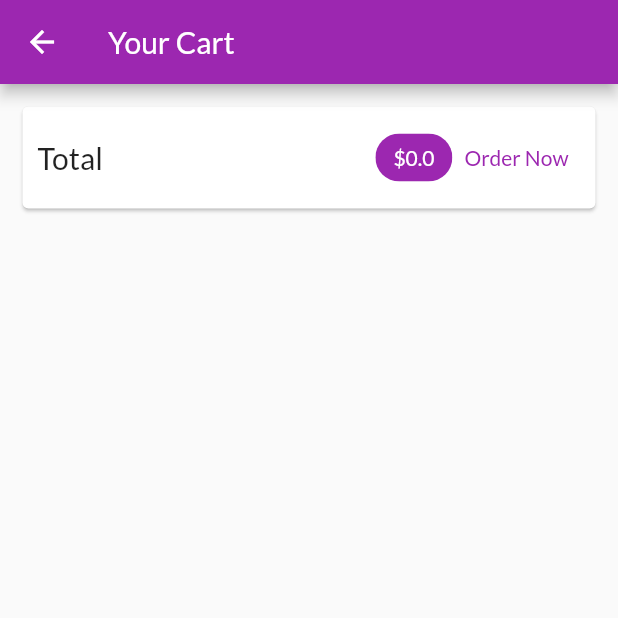
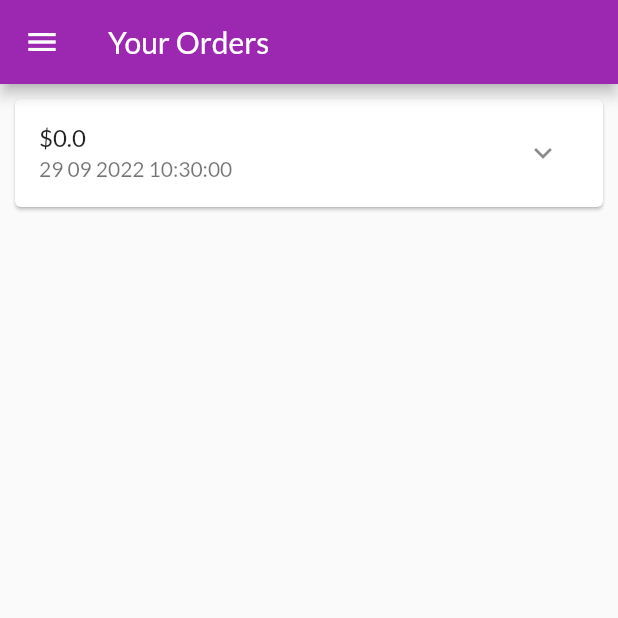
Before and after one commit to deemarc/shopapp, a Flutter app: the CartScreen screen opened by its route, after a tap on "Order Now", on a phone screen of 412 x 824 dp, the top half of it. Run offline on Flutter 3.47's test engine with Material 2 defaults, Android fonts, the phone set to English and light mode, and no system bars; network calls fail.

Commit message:
finnish implement order screen and app drawer

```diff
--- a/lib/providers/cart.dart
+++ b/lib/providers/cart.dart
@@ -28,6 +28,7 @@ class Cart with ChangeNotifier {
           productId,
           (value) => CartItem(
               id: value.id,
+              productId: productId,
               title: value.title,
               quantity: value.quantity + 1,
               price: value.price));
@@ -36,10 +37,20 @@ class Cart with ChangeNotifier {
           productId,
           () => CartItem(
               id: DateTime.now().toString(),
+              productId: productId,
               title: title,
               quantity: 1,
               price: price));
     }
     notifyListeners();
   }
+  void removeItem(String productId){
+    _items.remove(productId);
+    notifyListeners();
+  }
+
+  void clear(){
+    _items = {};
+    notifyListeners();
+  }
 }
--- a/lib/providers/cart_item.dart
+++ b/lib/providers/cart_item.dart
@@ -1,11 +1,13 @@
 class CartItem {
   final String id;
+  final String productId;
   final String title;
   final int quantity;
   final double price;
 
   CartItem(
       {required this.id,
+        required this.productId,
         required this.title,
         required this.quantity,
         required this.price});
--- /dev/null
+++ b/lib/providers/order_item.dart
@@ -0,0 +1,16 @@
+import 'package:flutter/material.dart';
+import './cart_item.dart';
+
+class OrderItem with ChangeNotifier {
+  final String id;
+  final double amount;
+  final List<CartItem> products;
+  final DateTime dateTime;
+
+  OrderItem({
+    required this.id,
+    required this.amount,
+    required this.products,
+    required this.dateTime,
+  });
+}
--- /dev/null
+++ b/lib/providers/orders.dart
@@ -0,0 +1,22 @@
+import 'package:flutter/foundation.dart';
+import './order_item.dart';
+import './cart_item.dart';
+
+class Orders with ChangeNotifier {
+  List<OrderItem> _orders = [];
+
+  List<OrderItem> get orders {
+    return [..._orders];
+  }
+
+  void addOrders(List<CartItem> cartProducts, double total) {
+    _orders.insert(
+        0,
+        OrderItem(
+            id: DateTime.now().toString(),
+            amount: total,
+            products: cartProducts,
+            dateTime: DateTime.now()));
+    notifyListeners();
+  }
+}
--- a/lib/screens/cart_screen.dart
+++ b/lib/screens/cart_screen.dart
@@ -1,6 +1,9 @@
 import 'package:flutter/material.dart';
 import 'package:provider/provider.dart';
 import 'package:shopapp/providers/cart.dart';
+import 'package:shopapp/providers/orders.dart';
+import 'package:shopapp/screens/orders_screen.dart';
+import 'package:shopapp/widgets/cart_item_widget.dart';
 
 class CartScreen extends StatelessWidget {
   static const routeName = "/cart";
@@ -9,6 +12,7 @@ class CartScreen extends StatelessWidget {
   @override
   Widget build(BuildContext context) {
     final cart = Provider.of<Cart>(context);
+    final orders = Provider.of<Orders>(context, listen: false);
     return Scaffold(
       appBar: AppBar(
         title: const Text("Your Cart"),
@@ -16,9 +20,9 @@ class CartScreen extends StatelessWidget {
       body: Column(
         children: <Widget>[
           Card(
-            margin: EdgeInsets.all(15),
+            margin: const EdgeInsets.all(15),
             child: Padding(
-              padding: EdgeInsets.all(10),
+              padding: const EdgeInsets.all(10),
               child: Row(
                 mainAxisAlignment: MainAxisAlignment.spaceBetween,
                 children: <Widget>[
@@ -31,12 +35,17 @@ class CartScreen extends StatelessWidget {
                   Chip(
                     label: Text(
                       '\$${cart.totalAmount}',
-                      style: TextStyle(color: Colors.white),
+                      style: const TextStyle(color: Colors.white),
                     ),
                     backgroundColor: Theme.of(context).primaryColor,
                   ),
                   TextButton(
-                      onPressed: () {},
+                      onPressed: () {
+                        orders.addOrders(
+                            cart.items.values.toList(), cart.totalAmount);
+                        cart.clear();
+                        Navigator.of(context).pushNamed(OrdersScreen.routeName);
+                      },
                       child: Text(
                         "Order Now",
                         style: TextStyle(color: Theme.of(context).primaryColor),
@@ -44,6 +53,15 @@ class CartScreen extends StatelessWidget {
                 ],
               ),
             ),
+          ),
+          const SizedBox(
+            height: 10,
+          ),
+          Expanded(
+            child: ListView.builder(
+                itemCount: cart.itemCount,
+                itemBuilder: (ctx, i) =>
+                    CartItemWidget(cartItem: cart.items.values.toList()[i])),
           )
         ],
       ),
--- /dev/null
+++ b/lib/screens/orders_screen.dart
@@ -0,0 +1,22 @@
+import 'package:flutter/material.dart';
+import 'package:provider/provider.dart';
+import 'package:shopapp/widgets/order_item_widget.dart';
+import '../providers/orders.dart';
+import '../widgets/app_drawer.dart';
+
+class OrdersScreen extends StatelessWidget {
+  static const routeName = "/orders";
+  const OrdersScreen({Key? key}) : super(key: key);
+
+  @override
+  Widget build(BuildContext context) {
+    final ordersData = Provider.of<Orders>(context);
+    return Scaffold(
+      appBar: AppBar(
+        title: const Text('Your Orders'),
+      ),
+      drawer: const AppDrawer(),
+      body: ListView.builder(itemBuilder: (ctx, i)=>OrderItemWidget(order: ordersData.orders[i]),itemCount: ordersData.orders.length,),
+    );
+  }
+}
--- a/lib/screens/products_overview_screen.dart
+++ b/lib/screens/products_overview_screen.dart
@@ -2,6 +2,7 @@ import 'package:flutter/material.dart';
 import 'package:provider/provider.dart';
 import 'package:shopapp/providers/cart.dart';
 import 'package:shopapp/screens/cart_screen.dart';
+import 'package:shopapp/widgets/app_drawer.dart';
 import 'package:shopapp/widgets/badge.dart';
 import 'package:shopapp/widgets/product_item.dart';
 import '../providers/product.dart';
@@ -70,6 +71,7 @@ class _ProductsOverviewScreenState extends State<ProductsOverviewScreen> {
           // (
         ],
       ),
+      drawer: const AppDrawer(),
       body: ProductsGrid(_showOnlyFavorites),
     );
   }
--- /dev/null
+++ b/lib/widgets/order_item_widget.dart
@@ -0,0 +1,27 @@
+import 'package:flutter/material.dart';
+import 'package:intl/intl.dart';
+import 'package:shopapp/providers/order_item.dart';
+
+class OrderItemWidget extends StatelessWidget {
+  final OrderItem order;
+  const OrderItemWidget({required this.order});
+
+  @override
+  Widget build(BuildContext context) {
+    return Card(
+      margin: const EdgeInsets.all(10),
+      child: Column(
+        children: [
+          ListTile(
+            title: Text("\$${order.amount}"),
+            subtitle:
+                Text(DateFormat('dd MM yyyy hh:mm:ss').format(order.dateTime)),
+            trailing: IconButton(icon: Icon(Icons.expand_more), onPressed: () {
+
+            },),
+          )
+        ],
+      ),
+    );
+  }
+}
--- a/lib/widgets/product_item.dart
+++ b/lib/widgets/product_item.dart
@@ -5,6 +5,8 @@ import '../providers/product.dart';
 import '../screens/product_detail_screen.dart';
 
 class ProductItem extends StatelessWidget {
+  const ProductItem({Key? key}) : super(key: key);
+
   // final Product product;
 
   // const  ProductItem(this.product);
--- a/pubspec.yaml
+++ b/pubspec.yaml
@@ -35,6 +35,7 @@ dependencies:
   # Use with the CupertinoIcons class for iOS style icons.
   cupertino_icons: ^1.0.2
   provider: ^6.0.3
+  intl: ^0.17.0
 
 dev_dependencies:
   flutter_test:
```
Also changed, not shown: lib/main.dart (+10 -4 lines), lib/screens/product_detail_screen.dart (+28 -1 lines), lib/widgets/app_drawer.dart (added, +36 -0 lines), lib/widgets/cart_item_widget.dart (added, +47 -0 lines), pubspec.lock.
